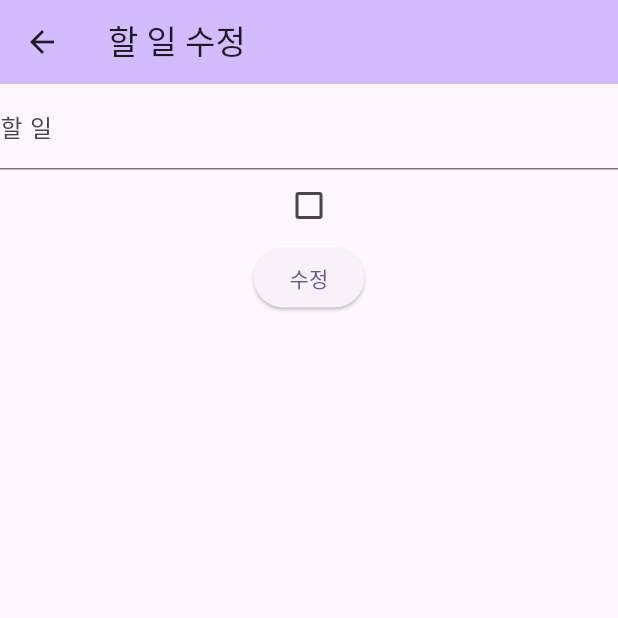
After one commit to MinJeong387/flutter_todos, a Flutter app: the EditForm screen opened by its route, on a phone screen of 412 x 824 dp, the top half of it. The commit adds this screen. Run offline on Flutter 3.47's test engine with Material 3 defaults, Android fonts, the phone set to English and light mode, and no system bars; our stand-ins replace dio; network calls fail.

Commit message:
수정 폼 작업

```diff
--- /dev/null
+++ b/lib/editForm.dart
@@ -0,0 +1,52 @@
+import 'package:flutter/material.dart';
+
+class EditForm extends StatelessWidget {
+  const EditForm({super.key});
+
+  @override
+  Widget build(BuildContext context) {
+    return Scaffold(
+      appBar: AppBar(
+        title: Text("할 일 수정"),
+        backgroundColor: Theme.of(context).colorScheme.inversePrimary,
+      ),
+      body: _EditForm(),
+    );
+  }
+}
+
+class _EditForm extends StatefulWidget {
+  const _EditForm({super.key});
+
+  @override
+  State<_EditForm> createState() => _EditFormState();
+}
+
+class _EditFormState extends State<_EditForm> {
+  final TextEditingController _titleController = TextEditingController();
+
+  @override
+  Widget build(BuildContext context) {
+    return Container(
+      child: Form(
+        child: Column(
+          children: <Widget>[
+            Container(
+              child: TextFormField(
+                controller: _titleController,
+                decoration: InputDecoration(
+                  labelText: "할 일",
+                  hintText: "할 일을 입력하세요",
+                ),
+              ),
+            ),
+            Checkbox(value: false, onChanged: (value) {}),
+            SizedBox(
+              child: ElevatedButton(onPressed: () {}, child: Text("수정")),
+            ),
+          ],
+        ),
+      ),
+    );
+  }
+}
--- a/lib/list.dart
+++ b/lib/list.dart
@@ -103,7 +103,14 @@ class _ListPageState extends State<_ListPage> {
                       IconButton(
                         icon: Icon(Icons.edit),
                         onPressed: () {
-                          //  TODO: 수정 폼으로 이동
+                          // 수정 폼으로 이동
+                          Navigator.pushNamed(
+                            context,
+                            "/edit",
+                            arguments: {
+                              "id": snapshot.data![index].id,
+                            }, // 수정 페이지로 넘길 데이터 (map)
+                          );
                         },
                       ),
                       IconButton(
--- a/lib/main.dart
+++ b/lib/main.dart
@@ -1,4 +1,5 @@
 import 'package:flutter/material.dart';
+import 'package:flutter_todos/editForm.dart';
 import 'package:flutter_todos/list.dart';
 import 'package:flutter_todos/writeForm.dart';
 
@@ -22,6 +23,7 @@ class MyApp extends StatelessWidget {
       routes: {
         "/": (context) => ListPage(),
         "/write": (content) => WriteForm(),
+        "/edit": (context) => EditForm(),
       },
     );
   }
```
